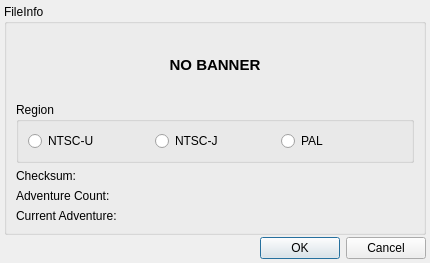
Before: the Qt Designer form save editor/SS_SaveEditor/forms/fileinfodialog.ui in Antidote/skyward-sword-save-editor, drawn with Qt 5.
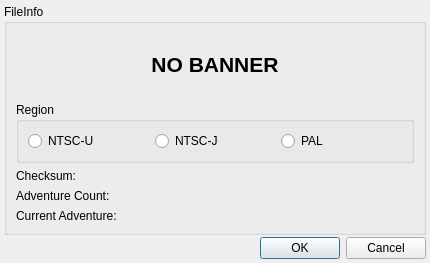
After: the same form once the commit is applied.

```diff
--- a/save editor/SS_SaveEditor/forms/fileinfodialog.ui
+++ b/save editor/SS_SaveEditor/forms/fileinfodialog.ui
@@ -74,14 +74,7 @@
            </size>
           </property>
           <property name="text">
-           <string>&lt;!DOCTYPE HTML PUBLIC &quot;-//W3C//DTD HTML 4.0//EN&quot; &quot;http://www.w3.org/TR/REC-html40/strict.dtd&quot;&gt;
-&lt;html&gt;&lt;head&gt;&lt;meta name=&quot;qrichtext&quot; content=&quot;1&quot; /&gt;&lt;style type=&quot;text/css&quot;&gt;
-p, li { white-space: pre-wrap; }
-&lt;/style&gt;&lt;/head&gt;&lt;body style=&quot; font-family:'MS Shell Dlg 2'; font-size:8.25pt; font-weight:400; font-style:normal;&quot;&gt;
-&lt;p align=&quot;center&quot; style=&quot; margin-top:0px; margin-bottom:0px; margin-left:0px; margin-right:0px; -qt-block-indent:0; text-indent:0px;&quot;&gt;&lt;span style=&quot; font-family:'Ubuntu'; font-size:11pt; font-weight:600;&quot;&gt;NO BANNER&lt;/span&gt;&lt;/p&gt;&lt;/body&gt;&lt;/html&gt;</string>
-          </property>
-          <property name="scaledContents">
-           <bool>true</bool>
+           <string>&lt;html&gt;&lt;head/&gt;&lt;body&gt;&lt;p align=&quot;center&quot;&gt;&lt;span style=&quot; font-size:16pt; font-weight:600;&quot;&gt;NO BANNER&lt;/span&gt;&lt;/p&gt;&lt;/body&gt;&lt;/html&gt;</string>
           </property>
           <property name="alignment">
            <set>Qt::AlignCenter</set>
```
Left out of the diff: 4 changed lines with no effect on the pictures.
